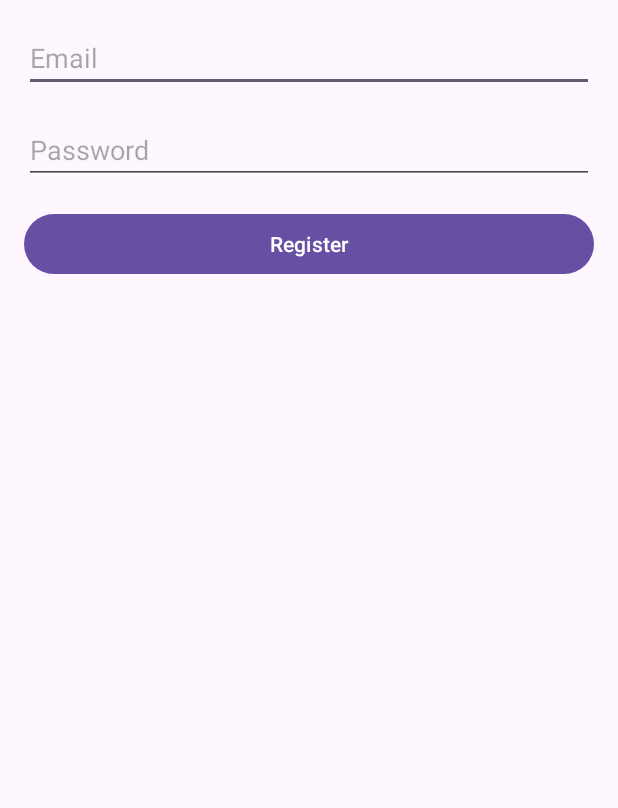
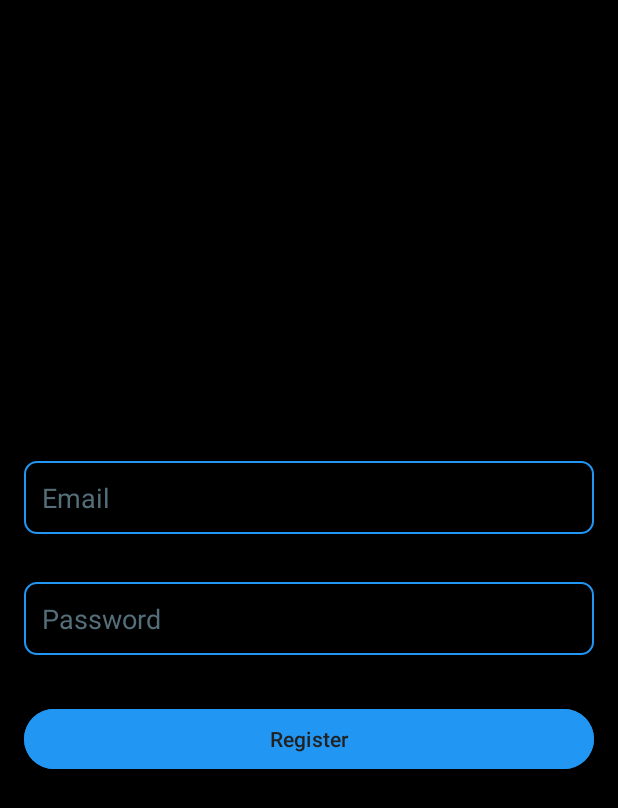
Before and after one commit to Salocan/midtermproject, an Android app: the RegisterActivity screen opened directly, with no data from a screen before it, on a phone screen of 412 x 824 dp. Shown: the top 808 px of the screen. Run offline under Robolectric (Android 15) with nearby library versions, the phone set to English and light mode, and no system bars.

Commit message:
Login and Register done with a small change in UI.

```diff
--- /dev/null
+++ b/app/src/main/res/drawable/edittext_background.xml
@@ -0,0 +1,7 @@
+<shape xmlns:android="http://schemas.android.com/apk/res/android">
+    <solid android:color="@color/black" />
+    <corners android:radius="8dp" />
+    <stroke
+        android:width="1dp"
+        android:color="@color/blue" />
+</shape>
--- a/app/src/main/res/layout/activity_register.xml
+++ b/app/src/main/res/layout/activity_register.xml
@@ -4,40 +4,65 @@
     xmlns:tools="http://schemas.android.com/tools"
     android:layout_width="match_parent"
     android:layout_height="match_parent"
+    android:background="@color/black"
     tools:context=".RegisterActivity">
 
     <EditText
         android:id="@+id/emailEditText"
         android:layout_width="0dp"
         android:layout_height="wrap_content"
-        android:hint="Email"
-        app:layout_constraintTop_toTopOf="parent"
-        app:layout_constraintStart_toStartOf="parent"
+        android:layout_margin="16dp"
+        android:autofillHints="Email"
+        android:hint="@string/email_hint"
+        android:importantForAutofill="yes"
+        android:inputType="textEmailAddress"
+        android:minHeight="48dp"
+        android:padding="12dp"
+        android:background="@drawable/edittext_background"
+        android:textColor="@color/white"
+        android:textColorHint="@color/hintColor"
+        app:layout_constraintBottom_toTopOf="@id/passwordEditText"
         app:layout_constraintEnd_toEndOf="parent"
         app:layout_constraintHorizontal_bias="0.5"
-        android:layout_margin="16dp" />
+        app:layout_constraintStart_toStartOf="parent"
+        app:layout_constraintTop_toTopOf="parent"
+        app:layout_constraintVertical_chainStyle="packed"
+        tools:ignore="VisualLintTextFieldSize" />
 
     <EditText
         android:id="@+id/passwordEditText"
         android:layout_width="0dp"
         android:layout_height="wrap_content"
-        android:hint="Password"
+        android:layout_margin="16dp"
+        android:autofillHints="Password"
+        android:hint="@string/password_hint"
+        android:importantForAutofill="yes"
         android:inputType="textPassword"
-        app:layout_constraintTop_toBottomOf="@id/emailEditText"
-        app:layout_constraintStart_toStartOf="parent"
+        android:minHeight="48dp"
+        android:padding="12dp"
+        android:background="@drawable/edittext_background"
+        android:textColor="@color/white"
+        android:textColorHint="@color/hintColor"
+        app:layout_constraintBottom_toTopOf="@id/registerButton"
         app:layout_constraintEnd_toEndOf="parent"
         app:layout_constraintHorizontal_bias="0.5"
-        android:layout_margin="16dp" />
+        app:layout_constraintStart_toStartOf="parent"
+        app:layout_constraintTop_toBottomOf="@id/emailEditText"
+        tools:ignore="VisualLintTextFieldSize" />
 
     <Button
         android:id="@+id/registerButton"
         android:layout_width="0dp"
         android:layout_height="wrap_content"
-        android:text="Register"
-        app:layout_constraintTop_toBottomOf="@id/passwordEditText"
-        app:layout_constraintStart_toStartOf="parent"
+        android:layout_margin="16dp"
+        android:backgroundTint="@color/blue"
+        android:text="@string/register_button_text"
+        android:textColor="#212121"
+        app:layout_constraintBottom_toBottomOf="parent"
         app:layout_constraintEnd_toEndOf="parent"
         app:layout_constraintHorizontal_bias="0.5"
-        android:layout_margin="16dp" />
+        app:layout_constraintStart_toStartOf="parent"
+        app:layout_constraintTop_toBottomOf="@id/passwordEditText"
+        tools:ignore="VisualLintButtonSize" />
 
 </androidx.constraintlayout.widget.ConstraintLayout>
--- a/app/src/main/res/values/colors.xml
+++ b/app/src/main/res/values/colors.xml
@@ -1,5 +1,6 @@
-<?xml version="1.0" encoding="utf-8"?>
 <resources>
-    <color name="black">#FF000000</color>
-    <color name="white">#FFFFFFFF</color>
+    <color name="black">#000000</color>
+    <color name="blue">#2196F3</color>
+    <color name="white">#FFFFFF</color>
+    <color name="hintColor">#546E7A</color>
 </resources>
--- a/app/src/main/res/values/strings.xml
+++ b/app/src/main/res/values/strings.xml
@@ -1,3 +1,7 @@
 <resources>
     <string name="app_name">AndroidMidterm</string>
+    <string name="email_hint">Email</string>
+    <string name="password_hint">Password</string>
+    <string name="login_button_text">Login</string>
+    <string name="register_button_text">Register</string>
 </resources>
```
Also changed, not shown: app/src/main/res/layout/activity_login.xml (+39 -12 lines).
